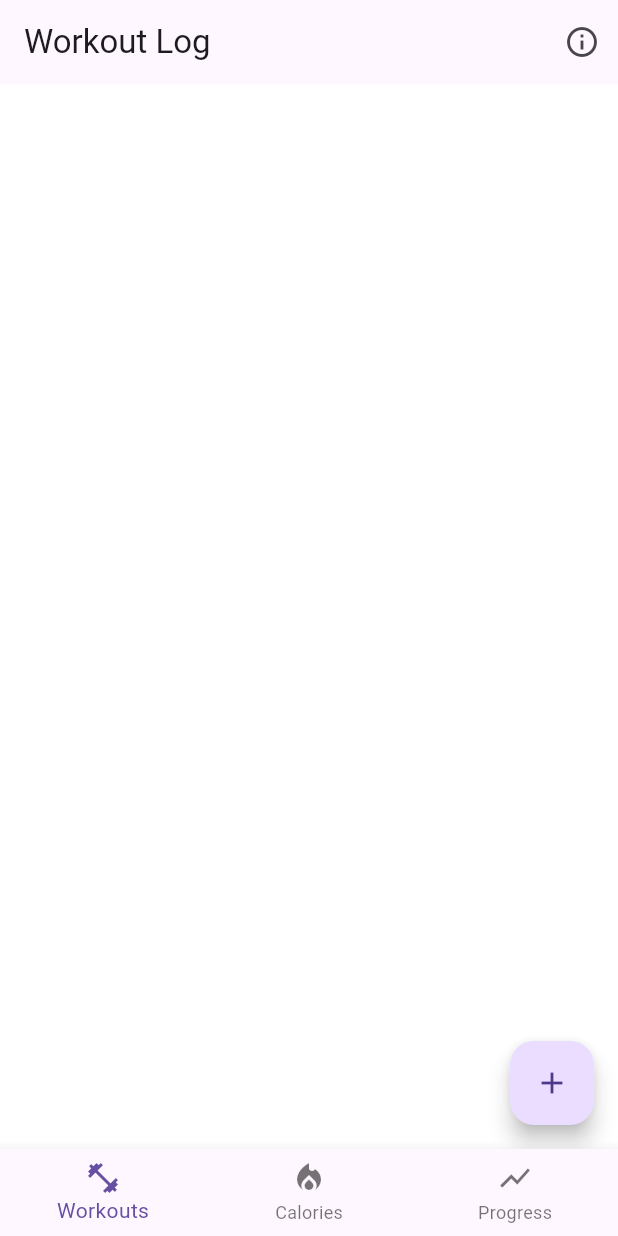
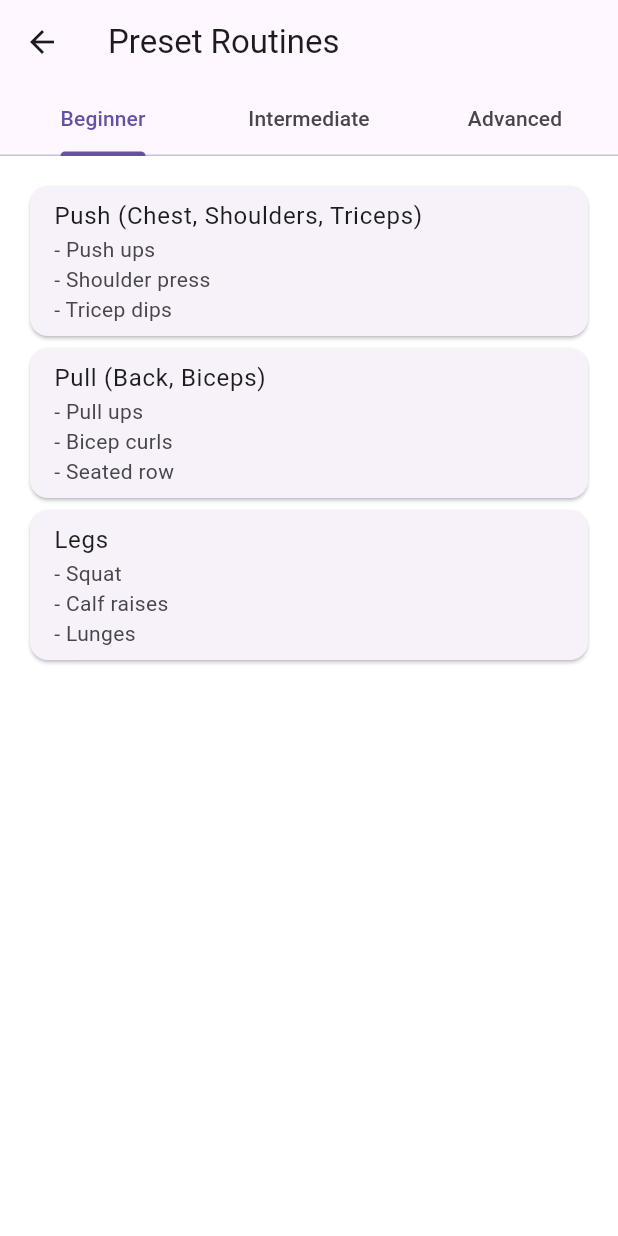
Before and after one commit to vk1hub/Fitness-Tracker, a Flutter app: the screen it shows after launch, after a tap on the "info outline" icon, on a phone screen of 412 x 824 dp. Run offline on Flutter 3.47's test engine with Material 3 defaults, Android fonts, the light colour scheme and no system bars.

Commit message:
Created preset workout routines screen and connected it to info button on workout screen. Functionality works

```diff
--- /dev/null
+++ b/lib/preset_routines.dart
@@ -0,0 +1,131 @@
+import 'package:flutter/material.dart';
+
+class PresetRoutinesScreen extends StatelessWidget {
+  @override
+  Widget build(BuildContext context) {
+    return DefaultTabController(
+      length: 3,
+      child: Scaffold(
+        appBar: AppBar(
+          title: Text('Preset Routines'),
+          bottom: TabBar(
+            tabs: [
+              Tab(text: 'Beginner'),
+              Tab(text: 'Intermediate'),
+              Tab(text: 'Advanced'),
+            ],
+          ),
+        ),
+        body: TabBarView(
+          children: [
+
+            // Beginner Routine tab
+            ListView(
+              padding: EdgeInsets.all(16),
+              children: [
+                Card(
+                  child: ListTile(
+                    title: Text('Push (Chest, Shoulders, Triceps)'),
+                    subtitle: Text(
+                      '- Push ups \n- Shoulder press \n- Tricep dips',
+                    ),
+                  ),
+                ),
+                Card(
+                  child: ListTile(
+                    title: Text('Pull (Back, Biceps)'),
+                    subtitle: Text('- Pull ups \n- Bicep curls \n- Seated row'),
+                  ),
+                ),
+                Card(
+                  child: ListTile(
+                    title: Text('Legs'),
+                    subtitle: Text('- Squat \n- Calf raises \n- Lunges'),
+                  ),
+                ),
+              ],
+            ),
+
+            // Intermediate Routine tab
+            ListView(
+              padding: EdgeInsets.all(16),
+              children: [
+                Card(
+                  child: ListTile(
+                    title: Text('Push (Chest, Shoulders, Triceps)'),
+                    subtitle: Text(
+                      '- Bench Press \n- Shoulder press \n- Tricep Extensions \n- Lateral Raises',
+                    ),
+                  ),
+                ),
+                Card(
+                  child: ListTile(
+                    title: Text('Pull (Back, Biceps)'),
+                    subtitle: Text(
+                      '- Pull ups \n- Bicep curls \n- Hammer Curls \n- Seated row',
+                    ),
+                  ),
+                ),
+                Card(
+                  child: ListTile(
+                    title: Text('Legs'),
+                    subtitle: Text(
+                      '- Squat \n- Calf raises \n- Lunges \n- Leg Extensions',
+                    ),
+                  ),
+                ),
+                Card(
+                  child: ListTile(
+                    title: Text('Abs'),
+                    subtitle: Text(
+                      '- Plank \n- Russian Twists',
+                    ),
+                  ),
+                ),
+              ],
+            ),
+
+            // Advanced routine tab
+            ListView(
+              padding: EdgeInsets.all(16),
+              children: [
+                Card(
+                  child: ListTile(
+                    title: Text('Push (Chest, Shoulders, Triceps)'),
+                    subtitle: Text(
+                      '- Bench Press \n- Shoulder press \n- Tricep Extensions \n- Lateral Raises \n- Incline Dumbbell Press \n- Tricep Pushdowns',
+                    ),
+                  ),
+                ),
+                Card(
+                  child: ListTile(
+                    title: Text('Pull (Back, Biceps)'),
+                    subtitle: Text(
+                      '- Pull ups \n- Bicep curls \n- Hammer Curls \n- Seated row \n- Seated Dumbbell Curls \n- Face Pulls',
+                    ),
+                  ),
+                ),
+                Card(
+                  child: ListTile(
+                    title: Text('Legs'),
+                    subtitle: Text(
+                      '- Squat \n- Calf raises \n- Lunges \n- Leg Extensions \n- Hamstring Curls \n- Hip Thrusts',
+                    ),
+                  ),
+                ),
+                Card(
+                  child: ListTile(
+                    title: Text('Abs'),
+                    subtitle: Text(
+                      '- Plank \n- Russian Twists \n- Leg Raises',
+                    ),
+                  ),
+                ),
+              ],
+            ),
+          ],
+        ),
+      ),
+    );
+  }
+}
--- a/lib/workout_screen.dart
+++ b/lib/workout_screen.dart
@@ -1,4 +1,5 @@
 import 'package:flutter/material.dart';
+import 'preset_routines.dart';
 
 class WorkoutScreen extends StatefulWidget {
   @override
@@ -16,11 +17,15 @@ class WorkoutScreenState extends State<WorkoutScreen> {
           IconButton(
             icon: Icon(Icons.info_outline),
             onPressed: () {
-              print('go to preset routines');
+              Navigator.push(
+                context,
+                MaterialPageRoute(builder: (context) => PresetRoutinesScreen()),
+              );
             },
           ),
         ],
       ),
+      // ADD WORKOT BUTTON
       floatingActionButton: FloatingActionButton(
         onPressed: () {
           print('add new workout');
```
